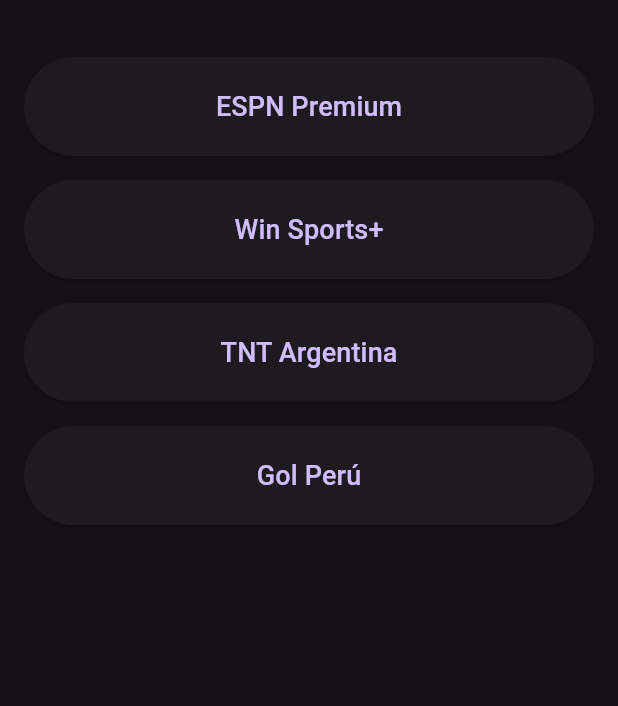
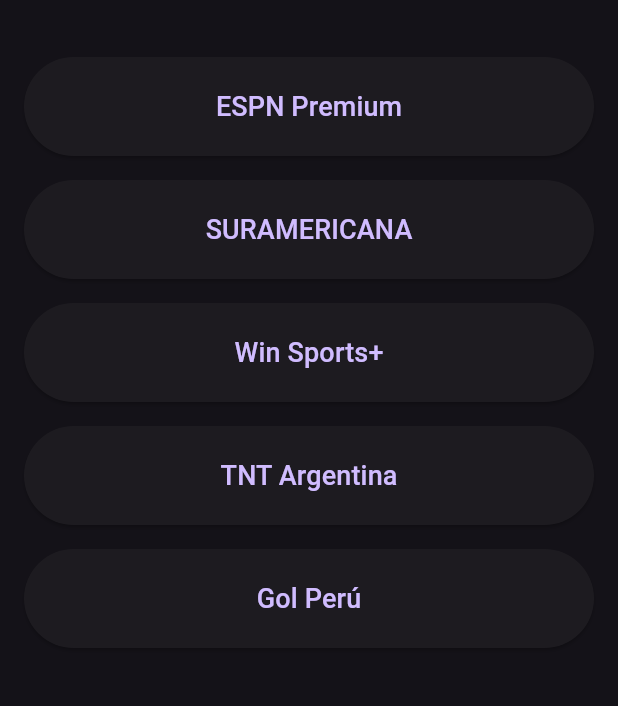
Before and after one commit to Gstruss/FulboLibreStruss, a Flutter app: the screen it shows after launch, on a phone screen of 412 x 824 dp, the part 63-769 px from its top. Run offline on Flutter 3.47's test engine with Material 3 defaults, Android fonts, the phone set to English and light mode, and no system bars; our stand-ins replace video_player.

Commit message:
otro canal

```diff
--- a/lib/main.dart
+++ b/lib/main.dart
@@ -20,6 +20,11 @@ class StreamMenuPage extends StatelessWidget {
       'title': 'ESPN Premium',
       'url':
           'https://m2.merichunidya.com:999/hls/capespnprem.m3u8?md5=bdW_qvbWrywibbKXLCCAmA&expires=1746659495',
+    },
+    {
+      'title': 'SURAMERICANA',
+      'url':
+          'https://socio.crackstreamslivehd.com/global/fox1ar/index.m3u8?token=b2fe43f9c1b19b289b027b761f17aac34fcb1e10-00-1747294892-1747262492&ip=190.60.194.112',
     },
     {
       'title': 'Win Sports+',
```
